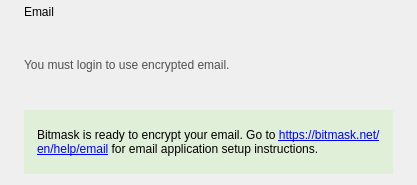
leapcode/bitmask_client, file src/leap/bitmask/gui/ui/mail_status.ui: the form before one commit.
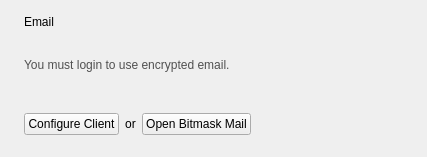
The form after the commit. Icons and pictures are not drawn.

Commit message: [feat] move pix UA launcher from menu to mail status widget.

Diff of the .ui file:
```diff
--- a/src/leap/bitmask/gui/ui/mail_status.ui
+++ b/src/leap/bitmask/gui/ui/mail_status.ui
@@ -6,12 +6,12 @@
    <rect>
     <x>0</x>
     <y>0</y>
-    <width>417</width>
-    <height>185</height>
+    <width>427</width>
+    <height>157</height>
    </rect>
   </property>
   <property name="sizePolicy">
-   <sizepolicy hsizetype="Preferred" vsizetype="Minimum">
+   <sizepolicy hsizetype="Preferred" vsizetype="Preferred">
     <horstretch>0</horstretch>
     <verstretch>0</verstretch>
    </sizepolicy>
@@ -20,43 +20,28 @@
    <string>Form</string>
   </property>
   <layout class="QGridLayout" name="gridLayout">
-   <property name="topMargin">
-    <number>0</number>
-   </property>
-   <item row="0" column="0">
-    <layout class="QGridLayout" name="gridLayout_3">
-     <item row="0" column="2">
-      <spacer name="horizontalSpacer_4">
-       <property name="orientation">
-        <enum>Qt::Horizontal</enum>
-       </property>
-       <property name="sizeHint" stdset="0">
-        <size>
-         <width>40</width>
-         <height>20</height>
-        </size>
-       </property>
-      </spacer>
-     </item>
-     <item row="0" column="1">
-      <widget class="QLabel" name="label_4">
-       <property name="sizePolicy">
-        <sizepolicy hsizetype="Preferred" vsizetype="Preferred">
-         <horstretch>0</horstretch>
-         <verstretch>0</verstretch>
-        </sizepolicy>
+   <item row="1" column="1">
+    <widget class="QLabel" name="lblMailStatus">
+     <property name="styleSheet">
+      <string notr="true">color: rgb(80, 80, 80);</string>
        </property>
        <property name="text">
-        <string>Email</string>
+      <string>You must login to use encrypted email.</string>
        </property>
       </widget>
      </item>
-     <item row="0" column="4">
+   <item row="0" column="3">
       <widget class="QLabel" name="lblMailStatusIcon">
+     <property name="minimumSize">
+      <size>
+       <width>22</width>
+       <height>22</height>
+      </size>
+     </property>
        <property name="maximumSize">
         <size>
-         <width>24</width>
-         <height>24</height>
+       <width>22</width>
+       <height>22</height>
         </size>
        </property>
        <property name="text">
@@ -70,53 +55,84 @@
        </property>
       </widget>
      </item>
-     <item row="3" column="1" colspan="2">
-      <widget class="QLabel" name="lblMailReadyHelp">
-       <property name="autoFillBackground">
-        <bool>false</bool>
-       </property>
-       <property name="styleSheet">
-        <string notr="true">background-color: #e0efd8;
-padding: 10px;
-margin-top:5px;</string>
-       </property>
-       <property name="frameShape">
-        <enum>QFrame::NoFrame</enum>
-       </property>
-       <property name="frameShadow">
-        <enum>QFrame::Plain</enum>
-       </property>
-       <property name="lineWidth">
+   <item row="2" column="1">
+    <widget class="QWidget" name="email_ready" native="true">
+     <layout class="QHBoxLayout" name="horizontalLayout">
+      <property name="leftMargin">
+       <number>0</number>
+      </property>
+      <property name="topMargin">
+       <number>6</number>
+      </property>
+      <property name="rightMargin">
+       <number>0</number>
+      </property>
+      <property name="bottomMargin">
         <number>0</number>
        </property>
+      <item>
+       <widget class="QPushButton" name="configure_button">
+        <property name="sizePolicy">
+         <sizepolicy hsizetype="Maximum" vsizetype="Fixed">
+          <horstretch>0</horstretch>
+          <verstretch>0</verstretch>
+         </sizepolicy>
+        </property>
        <property name="text">
-        <string>Bitmask is ready to encrypt your email. Go to &lt;a href=&quot;https://bitmask.net/en/help/email&quot;&gt;https://bitmask.net/en/help/email&lt;/a&gt; for email application setup instructions.</string>
-       </property>
-       <property name="textFormat">
-        <enum>Qt::AutoText</enum>
-       </property>
-       <property name="scaledContents">
-        <bool>false</bool>
+         <string>Configure Client</string>
+        </property>
+       </widget>
+      </item>
+      <item>
+       <widget class="QLabel" name="or_label">
+        <property name="sizePolicy">
+         <sizepolicy hsizetype="Maximum" vsizetype="Preferred">
+          <horstretch>0</horstretch>
+          <verstretch>0</verstretch>
+         </sizepolicy>
+        </property>
+        <property name="text">
+         <string>or</string>
        </property>
        <property name="alignment">
-        <set>Qt::AlignLeading|Qt::AlignLeft|Qt::AlignVCenter</set>
-       </property>
-       <property name="wordWrap">
-        <bool>true</bool>
-       </property>
-       <property name="margin">
-        <number>0</number>
-       </property>
-       <property name="indent">
-        <number>-1</number>
-       </property>
-       <property name="openExternalLinks">
-        <bool>true</bool>
-       </property>
+         <set>Qt::AlignCenter</set>
+        </property>
+       </widget>
+      </item>
+      <item>
+       <widget class="QPushButton" name="open_mail_button">
+        <property name="sizePolicy">
+         <sizepolicy hsizetype="Maximum" vsizetype="Fixed">
+          <horstretch>0</horstretch>
+          <verstretch>0</verstretch>
+         </sizepolicy>
+        </property>
+        <property name="text">
+         <string>Open Bitmask Mail</string>
+        </property>
+       </widget>
+      </item>
+      <item>
+       <spacer name="email_ready_spacer">
+        <property name="orientation">
+         <enum>Qt::Horizontal</enum>
+        </property>
+        <property name="sizeType">
+         <enum>QSizePolicy::Expanding</enum>
+        </property>
+        <property name="sizeHint" stdset="0">
+         <size>
+          <width>10</width>
+          <height>10</height>
+         </size>
+        </property>
+       </spacer>
+      </item>
+     </layout>
       </widget>
      </item>
      <item row="0" column="0">
-      <widget class="QLabel" name="label">
+    <widget class="QLabel" name="mail_icon">
        <property name="text">
         <string/>
        </property>
@@ -125,16 +141,34 @@
        </property>
       </widget>
      </item>
-     <item row="2" column="1" colspan="2">
-      <widget class="QLabel" name="lblMailStatus">
-       <property name="styleSheet">
-        <string notr="true">color: rgb(80, 80, 80);</string>
+   <item row="0" column="1">
+    <layout class="QHBoxLayout" name="email_line">
+     <item>
+      <widget class="QLabel" name="email_label">
+       <property name="sizePolicy">
+        <sizepolicy hsizetype="Preferred" vsizetype="Preferred">
+         <horstretch>0</horstretch>
+         <verstretch>0</verstretch>
+        </sizepolicy>
        </property>
        <property name="text">
-        <string>You must login to use encrypted email.</string>
+        <string>Email</string>
        </property>
       </widget>
      </item>
+     <item>
+      <spacer name="horizontal1_spacer">
+       <property name="orientation">
+        <enum>Qt::Horizontal</enum>
+       </property>
+       <property name="sizeHint" stdset="0">
+        <size>
+         <width>1</width>
+         <height>1</height>
+        </size>
+       </property>
+      </spacer>
+     </item>
     </layout>
    </item>
   </layout>
```
Left out of the diff: 1 changed line with no effect on the pictures. Lines whose indentation alone changed are shown as unchanged. The commit also changes 5 other files.
